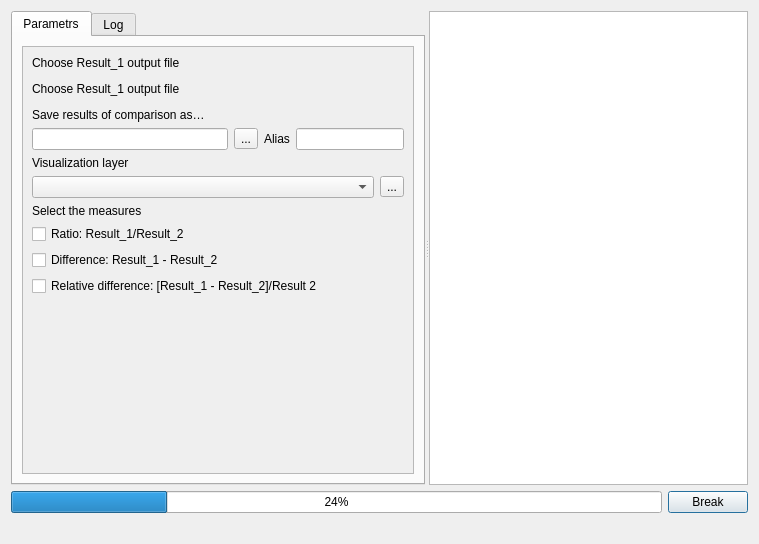
ishusterman/tau_net_calc, file UI/relative.ui: the form before one commit.
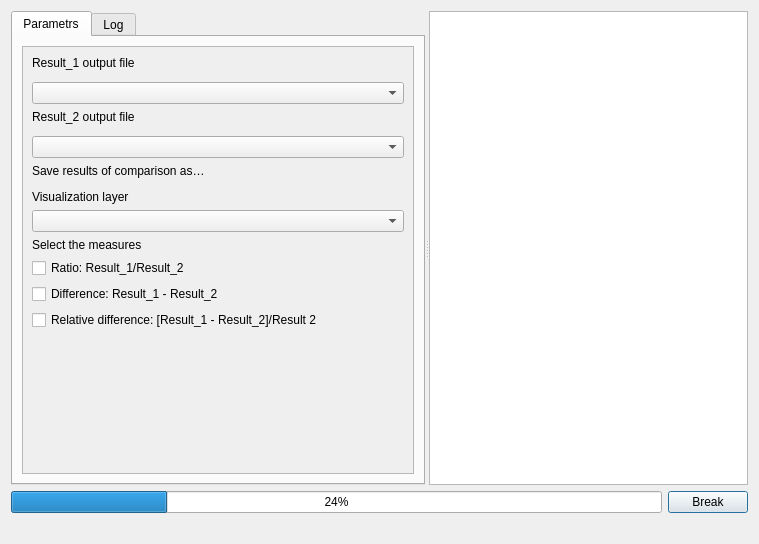
The form after the commit. Custom widgets are drawn as their Qt base class.

What changed in the file:
```diff
--- a/UI/relative.ui
+++ b/UI/relative.ui
@@ -84,7 +84,7 @@
              <x>0</x>
              <y>0</y>
              <width>383</width>
-             <height>399</height>
+             <height>448</height>
             </rect>
            </property>
            <property name="sizePolicy">
@@ -102,7 +102,7 @@
               <item row="3" column="0">
                <widget class="QLabel" name="label_2">
                 <property name="text">
-                 <string>Choose Result_1 output file</string>
+                 <string>Result_1 output file</string>
                 </property>
                </widget>
               </item>
@@ -117,120 +117,86 @@
                 </item>
                </layout>
               </item>
-              <item row="6" column="0">
+              <item row="7" column="0">
                <widget class="QLabel" name="label_3">
                 <property name="text">
-                 <string>Choose Result_1 output file</string>
+                 <string>Result_2 output file</string>
                 </property>
                </widget>
               </item>
-              <item row="7" column="0" colspan="2">
+              <item row="8" column="0" colspan="2">
                <layout class="QHBoxLayout" name="horizontalLayout_311">
                 <item>
                  <widget class="QgsFileWidget" name="widget_result2"/>
                 </item>
                </layout>
               </item>
-              <item row="10" column="0">
+              <item row="11" column="0">
                <widget class="QLabel" name="label_1">
                 <property name="text">
                  <string>Save results of comparison as…</string>
                 </property>
                </widget>
               </item>
-              <item row="12" column="0" colspan="2">
+              <item row="13" column="0" colspan="2">
                <layout class="QHBoxLayout" name="horizontalLayout_3">
                 <item>
-                 <widget class="QLineEdit" name="txtPathToOutput">
-                  <property name="sizePolicy">
-                   <sizepolicy hsizetype="Expanding" vsizetype="Maximum">
-                    <horstretch>0</horstretch>
-                    <verstretch>0</verstretch>
-                   </sizepolicy>
-                  </property>
-                  <property name="baseSize">
-                   <size>
-                    <width>16</width>
-                    <height>0</height>
-                   </size>
-                  </property>
-                 </widget>
-                </item>
-                <item>
-                 <widget class="QToolButton" name="toolButton_Output">
-                  <property name="text">
-                   <string>...</string>
-                  </property>
-                 </widget>
-                </item>
-                <item>
-                 <widget class="QLabel" name="lblAlias">
-                  <property name="text">
-                   <string>Alias</string>
-                  </property>
-                 </widget>
-                </item>
-                <item>
-                 <widget class="QLineEdit" name="txtAlias">
-                  <property name="sizePolicy">
-                   <sizepolicy hsizetype="Fixed" vsizetype="Fixed">
-                    <horstretch>0</horstretch>
-                    <verstretch>0</verstretch>
-                   </sizepolicy>
+                 <widget class="QgsFileWidget" name="wgFileSave">
+                  <property name="storageMode">
+                   <enum>QgsFileWidget::SaveFile</enum>
                   </property>
                  </widget>
                 </item>
                </layout>
               </item>
-              <item row="14" column="0">
+              <item row="15" column="0">
                <widget class="QLabel" name="label">
                 <property name="text">
                  <string>Visualization layer</string>
                 </property>
                </widget>
               </item>
-              <item row="15" column="0" colspan="2">
+              <item row="16" column="0" colspan="2">
                <layout class="QHBoxLayout" name="horizontalLayout_6">
                 <item>
                  <widget class="QgsMapLayerComboBox" name="cbVisLayers"/>
                 </item>
-                <item>
-                 <widget class="QToolButton" name="toolButtonViz">
-                  <property name="text">
-                   <string>...</string>
-                  </property>
-                 </widget>
-                </item>
                </layout>
               </item>
-              <item row="16" column="0">
+              <item row="17" column="0">
                <widget class="QLabel" name="label_6">
                 <property name="text">
                  <string>Select the measures</string>
                 </property>
                </widget>
               </item>
-              <item row="17" column="0">
+              <item row="18" column="0">
                <widget class="QCheckBox" name="cb_ratio">
                 <property name="text">
                  <string>Ratio: Result_1/Result_2</string>
                 </property>
                </widget>
               </item>
-              <item row="18" column="0">
+              <item row="19" column="0">
                <widget class="QCheckBox" name="cb_difference">
                 <property name="text">
                  <string>Difference: Result_1 - Result_2</string>
                 </property>
                </widget>
               </item>
-              <item row="19" column="0">
+              <item row="20" column="0">
                <widget class="QCheckBox" name="cb_relative_difference">
                 <property name="text">
                  <string>Relative difference: [Result_1 - Result_2]/Result 2</string>
                 </property>
                </widget>
               </item>
+              <item row="6" column="0" colspan="2">
+               <widget class="QComboBox" name="comboBox_table1"/>
+              </item>
+              <item row="10" column="0" colspan="2">
+               <widget class="QComboBox" name="comboBox_table2"/>
+              </item>
              </layout>
             </item>
            </layout>
```
